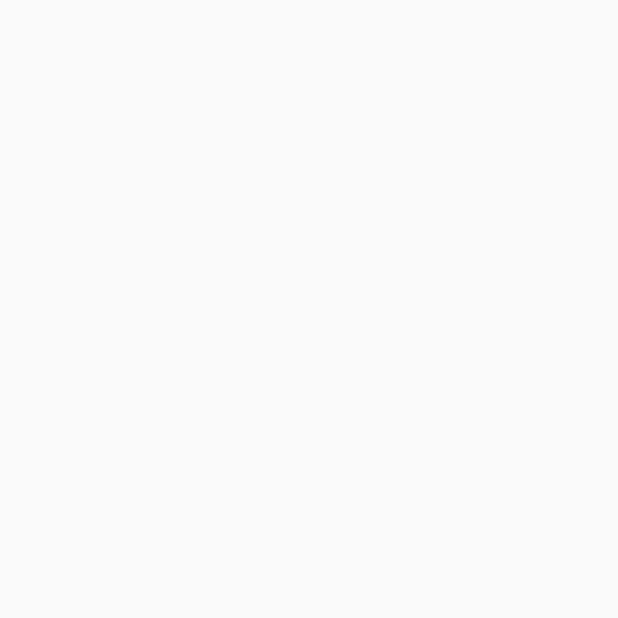
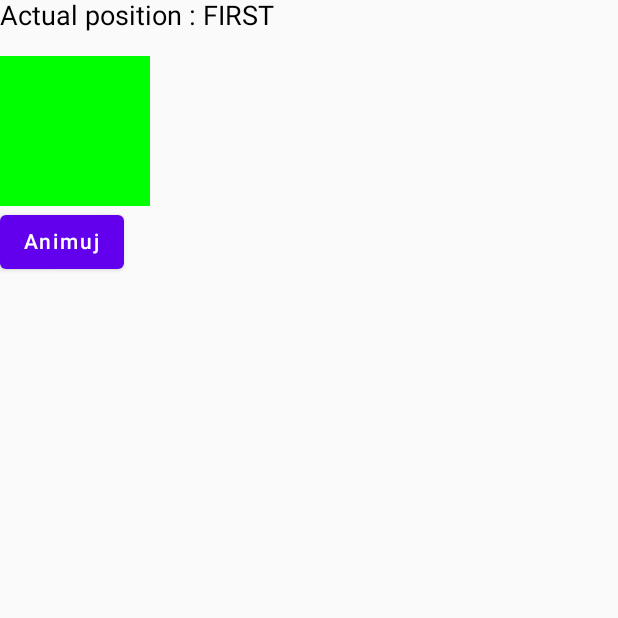
Before and after one commit to wlazlopwl/ComposeAnimations, an Android app built with Jetpack Compose: the UpdateTransitionScreen screen opened through its navigation route, on a phone screen of 412 x 824 dp, the top half of it. Before the commit the part shown is empty. Run offline under Robolectric (Android 15) with nearby library versions, the phone set to English and light mode, and no system bars.

Commit message:
add change color animation as updateTransition

```diff
--- a/app/src/main/java/com/appdevpwl/composeanimations/view/UpdateTransitionScreen.kt
+++ b/app/src/main/java/com/appdevpwl/composeanimations/view/UpdateTransitionScreen.kt
@@ -1,8 +1,89 @@
 package com.appdevpwl.composeanimations.view
 
-import androidx.compose.runtime.Composable
+import androidx.compose.animation.animateColor
+import androidx.compose.animation.core.tween
+import androidx.compose.animation.core.updateTransition
+import androidx.compose.foundation.Canvas
+import androidx.compose.foundation.layout.Column
+import androidx.compose.foundation.layout.padding
+import androidx.compose.foundation.layout.size
+import androidx.compose.runtime.*
+import androidx.compose.ui.Modifier
+import androidx.compose.ui.graphics.Color
+import androidx.compose.ui.unit.dp
 
 
 @Composable
 fun UpdateTransitionScreen() {
+
+    var titlePosition by remember { mutableStateOf(Position.FIRST.name) }
+
+    var rectPosition by remember { mutableStateOf(Position.FIRST) }
+
+    val transition = updateTransition(
+        targetState = rectPosition,
+        label = "Color"
+    )
+
+    val animatedColor: Color by transition.animateColor(
+
+        transitionSpec = {
+            tween(2000)
+        }, label = ""
+
+    ) { rectPosition ->
+        when (rectPosition) {
+            Position.FIRST -> Color.Green
+            Position.SECOND -> Color.Blue
+            Position.THIRD -> Color.Gray
+            Position.FOURTH -> Color.Yellow
+        }
+
+    }
+
+    Column {
+        Title(text = "Actual position : $titlePosition")
+
+        Canvas(
+            modifier = Modifier
+                .padding(top = 16.dp)
+                .size(100.dp)
+
+        ) {
+            drawRect(color = animatedColor)
+        }
+
+        StartAnimateButton {
+            rectPosition = when (rectPosition) {
+                Position.FIRST -> {
+                    Position.SECOND.also {
+                        titlePosition = it.name
+                    }
+                }
+                Position.SECOND -> {
+                    Position.THIRD.also {
+                        titlePosition = it.name
+                    }
+                }
+                Position.THIRD -> {
+                    Position.FOURTH.also {
+                        titlePosition = it.name
+                    }
+                }
+                Position.FOURTH -> {
+                    Position.FIRST.also {
+                        titlePosition = it.name
+                    }
+                }
+            }
+        }
+    }
+
 }
+
+enum class Position(title: String) {
+    FIRST("First"),
+    SECOND("Second"),
+    THIRD("Third"),
+    FOURTH("Fourth")
+}
```
